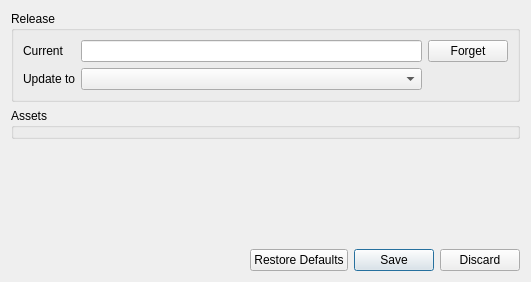
Above: companion/src/updates/updateoptionsdialog.ui from samyalik/edgetx before the change. Below: the same form after it.
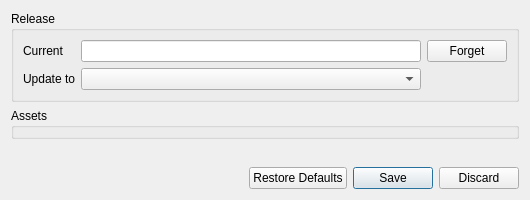
That is the form after the change.

Commit message: Tweak dialog sizing

Patch:
```diff
--- a/companion/src/updates/updateoptionsdialog.ui
+++ b/companion/src/updates/updateoptionsdialog.ui
@@ -6,10 +6,16 @@
    <rect>
     <x>0</x>
     <y>0</y>
-    <width>531</width>
-    <height>282</height>
+    <width>530</width>
+    <height>200</height>
    </rect>
   </property>
+  <property name="minimumSize">
+   <size>
+    <width>530</width>
+    <height>0</height>
+   </size>
+  </property>
   <property name="windowTitle">
    <string>Advanced Options</string>
   </property>
```
The commit also changes 2 other files.
